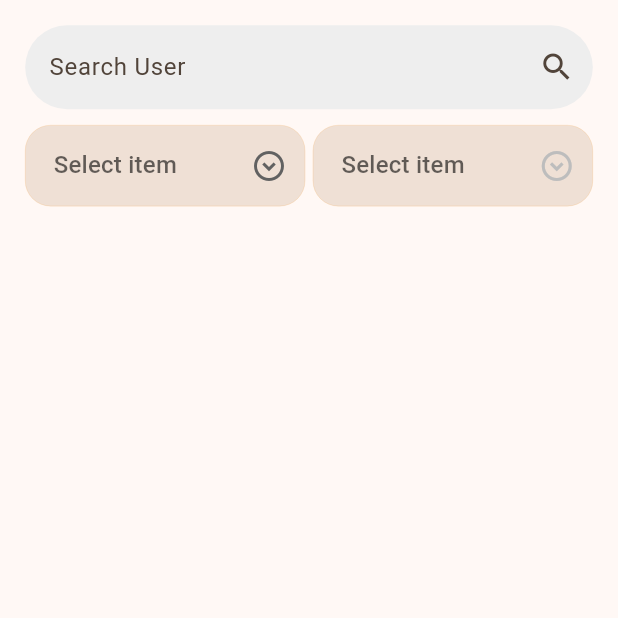
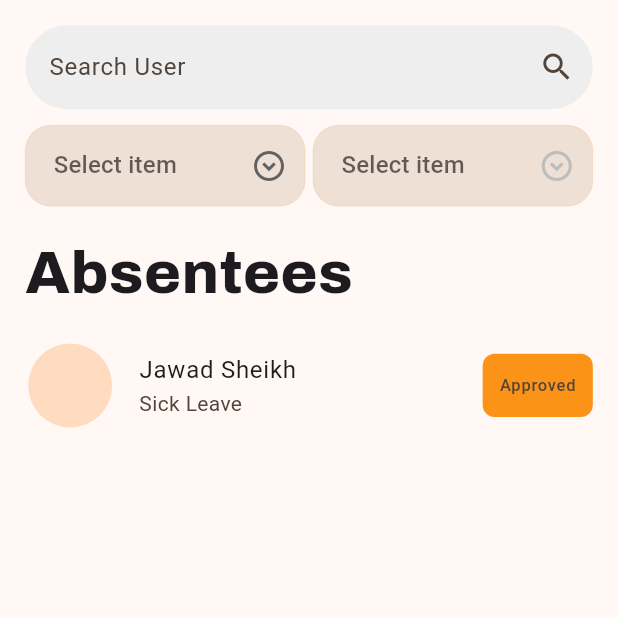
Before and after one commit to abdulrehman04/Crewmeister-app, a Flutter app: the screen it shows after launch, on a phone screen of 412 x 824 dp, the top half of it. Run offline on Flutter 3.47's test engine with Material 3 defaults, Android fonts, the phone set to English and light mode, and no system bars; our stand-ins replace flutter_screenutil, form_builder_validators, go_router, google_fonts.

Commit message:
feat: Template absentee tile

```diff
--- a/lib/screens/absence_manager/absence_manager.dart
+++ b/lib/screens/absence_manager/absence_manager.dart
@@ -1,9 +1,11 @@
+import 'package:crewmeister_app/configs/configs.dart';
 import 'package:crewmeister_app/services/responsive.dart';
 import 'package:crewmeister_app/widgets/input/app_dropdown.dart';
 import 'package:crewmeister_app/widgets/input/app_text_field.dart';
 import 'package:flutter/material.dart';
 import 'package:flutter_screenutil/flutter_screenutil.dart';
 import 'package:form_builder_validators/form_builder_validators.dart';
+import 'package:google_fonts/google_fonts.dart';
 import 'package:provider/provider.dart';
 
 part './_state.dart';
--- a/lib/screens/absence_manager/widgets/_base_view.dart
+++ b/lib/screens/absence_manager/widgets/_base_view.dart
@@ -51,6 +51,38 @@ class _BaseView extends StatelessWidget {
               ),
             ],
           ),
+          Align(
+            alignment: Alignment.centerLeft,
+            child: Text(
+              "Absentees",
+              style: GoogleFonts.archivo(
+                fontWeight: FontWeight.w800,
+                fontSize: 40,
+              ),
+            ),
+          ),
+          10.verticalSpace,
+          Expanded(
+            child: ListView(
+              children: [
+                ListTile(
+                  contentPadding: EdgeInsets.all(0),
+                  leading: CircleAvatar(radius: 30),
+                  title: Text('Jawad Sheikh'),
+                  subtitle: Text('Sick Leave'),
+                  trailing: Container(
+                    width: 70.w,
+                    height: 40.h,
+                    decoration: BoxDecoration(
+                      borderRadius: BorderRadius.circular(8),
+                      color: AppTheme.kPrimary,
+                    ),
+                    child: Center(child: Text('Approved')),
+                  ),
+                ),
+              ],
+            ),
+          ),
         ],
       ),
     );
--- a/lib/widgets/input/app_dropdown.dart
+++ b/lib/widgets/input/app_dropdown.dart
@@ -1,7 +1,5 @@
 import 'package:crewmeister_app/configs/configs.dart';
-import 'package:crewmeister_app/configs/extensions/color_extensions.dart';
 import 'package:flutter/material.dart';
-import 'package:flutter_screenutil/flutter_screenutil.dart';
 
 class AppDropdown<T> extends StatelessWidget {
   const AppDropdown({
```
